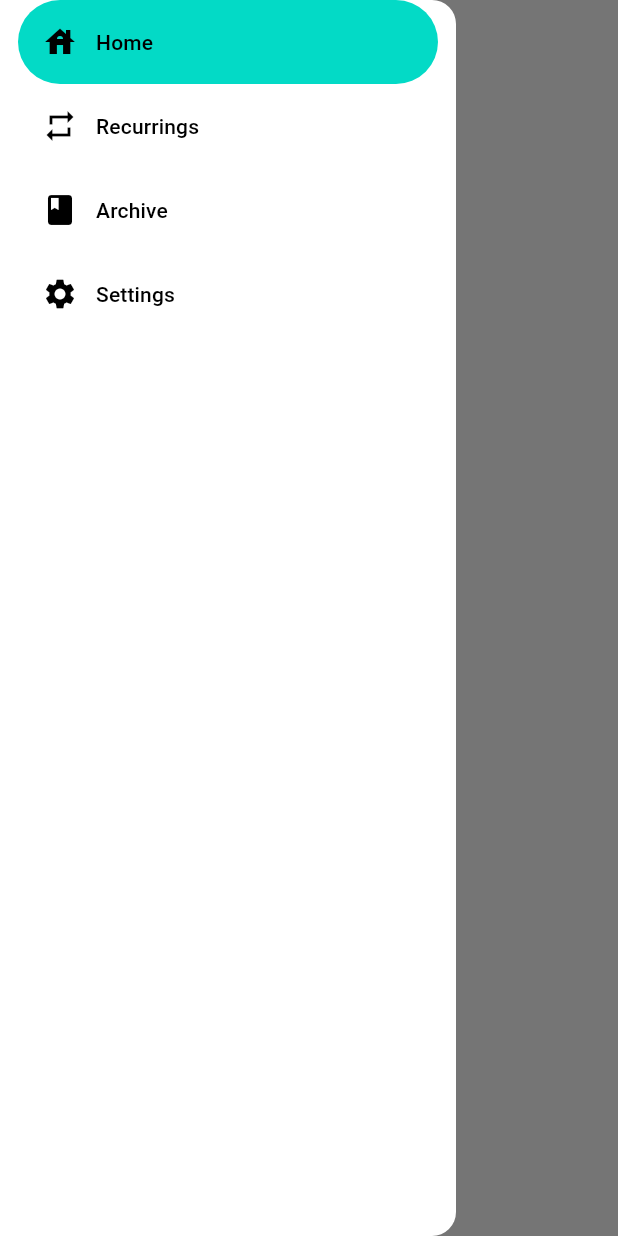
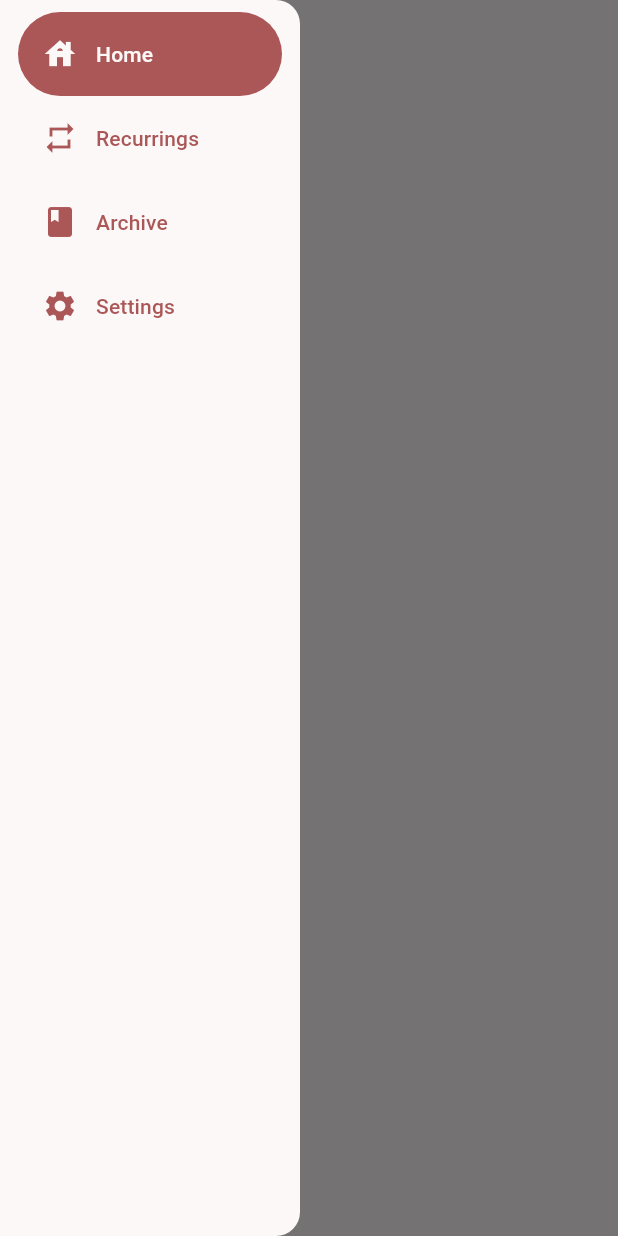
Before and after one commit to MK629/knox, a Flutter app: the screen it shows after launch, with the side drawer open, on a phone screen of 412 x 824 dp. Run offline on Flutter 3.47's test engine with Material 3 defaults, Android fonts, the phone set to English and light mode, and no system bars; our stand-ins replace hive, sqflite; accounts and stored records are empty.

Commit message:
Made some configs for light theme

```diff
--- a/lib/app/components/knox_nav_drawer.dart
+++ b/lib/app/components/knox_nav_drawer.dart
@@ -18,10 +18,12 @@ class KnoxNavigationDrawer extends StatelessWidget {
     return NavigationDrawer(
       selectedIndex: selIndex,
       children: [
+        SizedBox(height: 8,),
         NavigationDrawerDestination(icon: Icon(Icons.house), label: Text("Home")),
         NavigationDrawerDestination(icon: Icon(Icons.repeat), label: Text("Recurrings")),
         NavigationDrawerDestination(icon: Icon(Icons.book), label: Text("Archive")),
         NavigationDrawerDestination(icon: Icon(Icons.settings), label: Text("Settings")),
+        SizedBox(height: 8,),
       ],
       onDestinationSelected: (value) {
         Scaffold.of(context).closeDrawer();
--- a/lib/app/configs/app_theme.dart
+++ b/lib/app/configs/app_theme.dart
@@ -1,45 +1,53 @@
 import 'package:flutter/material.dart';
 
-ThemeData lightTheme(){
+ThemeData lightTheme() {
   return ThemeData(
-    colorScheme: ColorScheme.light(),
+    colorScheme: ColorScheme(
+      brightness: Brightness.light,
+      primary: lightColor1,
+      onPrimary: lightColor2,
+      secondary:  lightColor5,
+      onSecondary: lightColor1,
+      error: lightColor1,
+      onError: lightColor1,
+      surface: lightColor1,
+      onSurface: lightColor5,
+    ),
     appBarTheme: AppBarTheme(
 
     ),
-    textTheme: TextTheme(
-
-    ),
-    buttonTheme: ButtonThemeData(
-
-    ),
-    iconButtonTheme: IconButtonThemeData(
-
-    ),
-    dividerTheme: DividerThemeData(
-      color: Colors.grey,
-      thickness: 0.75
-    ),
+    textTheme: TextTheme(),
+    buttonTheme: ButtonThemeData(),
+    iconButtonTheme: IconButtonThemeData(),
+    drawerTheme: shardDrawerTheme(),
+    dividerTheme: sharedDividerTheme(),
   );
 }
 
-ThemeData darkTheme(){
+ThemeData darkTheme() {
   return ThemeData(
     colorScheme: ColorScheme.dark(),
     appBarTheme: AppBarTheme(
 
     ),
-    textTheme: TextTheme(
-
-    ),
-    buttonTheme: ButtonThemeData(
-
-    ),
-    iconButtonTheme: IconButtonThemeData(
-
-    ),
-    dividerTheme: DividerThemeData(
-      color: Colors.grey,
-      thickness: 0.75
-    ),
+    textTheme: TextTheme(),
+    buttonTheme: ButtonThemeData(),
+    iconButtonTheme: IconButtonThemeData(),
+    drawerTheme: shardDrawerTheme(),
+    dividerTheme: sharedDividerTheme(),
   );
 }
+
+DrawerThemeData shardDrawerTheme() {
+  return DrawerThemeData(width: 200);
+}
+
+DividerThemeData sharedDividerTheme() {
+  return DividerThemeData(color: Colors.grey, thickness: 0.75);
+}
+
+Color lightColor1 = Color(0xFFFCF8F8);
+Color lightColor2 = Color(0xFFFBEFEF);
+Color lightColor3 = Color(0xFFF9DFDF);
+Color lightColor4 = Color(0xFFF5AFAF);
+Color lightColor5 =  Color(0xFFAB5757);
--- a/lib/app/templates/knox_scaffold.dart
+++ b/lib/app/templates/knox_scaffold.dart
@@ -8,7 +8,8 @@ class KnoxScaffold extends StatelessWidget {
 
   @override
   Widget build(BuildContext context) {
-    return Scaffold(
+    return SafeArea(
+      child: Scaffold(
         appBar: AppBar(
           leading: Builder(
             builder: (context) {
@@ -20,8 +21,6 @@ class KnoxScaffold extends StatelessWidget {
               );
             }
           ),
-        title: Text("Knox"),
-        centerTitle: true,
         ),
         body: Navigator(
           key: knoxNavigationKey,
@@ -30,6 +29,7 @@ class KnoxScaffold extends StatelessWidget {
           },
         ),
         drawer: KnoxNavigationDrawer(),
+      ),
     );
   }
 }
```
Also changed, not shown: lib/app/pages/settings.dart (+21 -13 lines), assets/app-icon/icon.png, 5 other files. Lines whose indentation alone changed are shown as unchanged.
